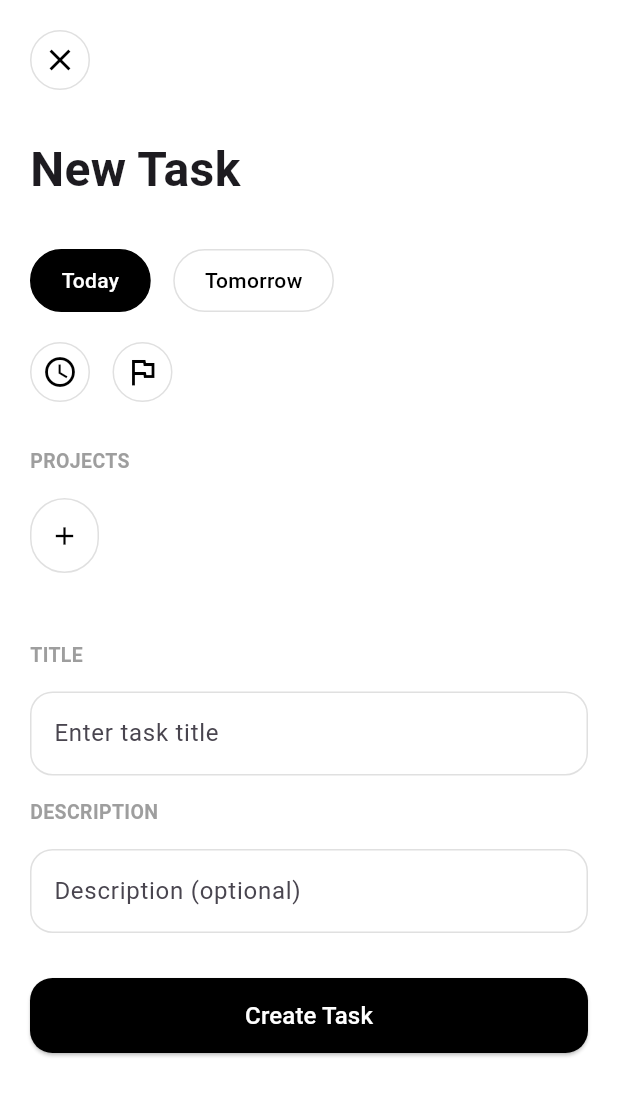
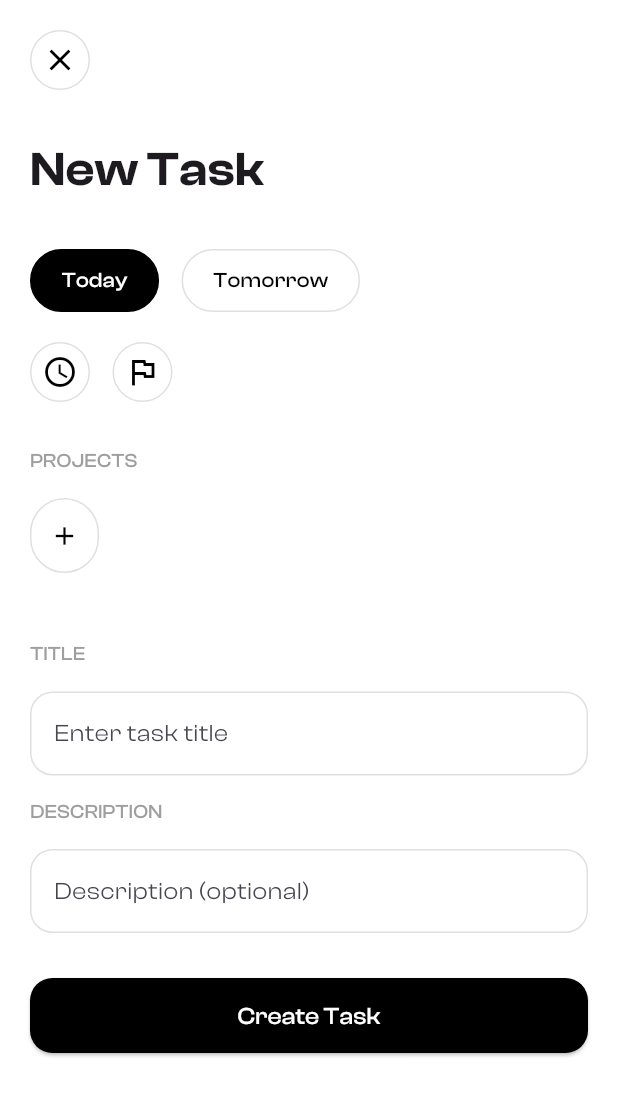
Before and after one commit to smilingmajid/flutodoapp, a Flutter app: the screen it shows after launch, after a tap on the "add" icon, on a phone screen of 412 x 824 dp. Shown: the top 1096 px of the screen. Run offline on Flutter 3.47's test engine with Material 3 defaults, Android fonts, the phone set to English and light mode, and no system bars; our stand-ins replace get, hive, hive_flutter; accounts and stored records are empty.

Commit message:
add clash display font family

```diff
--- a/lib/main.dart
+++ b/lib/main.dart
@@ -21,8 +21,25 @@ class MyApp extends StatelessWidget {
       debugShowCheckedModeBanner: false,
       theme: ThemeData(
         primarySwatch: Colors.blue,
-        fontFamily: 'Roboto',
+        fontFamily: 'ClashDisplay',
         scaffoldBackgroundColor: Colors.grey[100],
+        textTheme: const TextTheme(
+          displayLarge: TextStyle(fontFamily: 'ClashDisplay'),
+          displayMedium: TextStyle(fontFamily: 'ClashDisplay'),
+          displaySmall: TextStyle(fontFamily: 'ClashDisplay'),
+          headlineLarge: TextStyle(fontFamily: 'ClashDisplay'),
+          headlineMedium: TextStyle(fontFamily: 'ClashDisplay'),
+          headlineSmall: TextStyle(fontFamily: 'ClashDisplay'),
+          titleLarge: TextStyle(fontFamily: 'ClashDisplay'),
+          titleMedium: TextStyle(fontFamily: 'ClashDisplay'),
+          titleSmall: TextStyle(fontFamily: 'ClashDisplay'),
+          bodyLarge: TextStyle(fontFamily: 'ClashDisplay'),
+          bodyMedium: TextStyle(fontFamily: 'ClashDisplay'),
+          bodySmall: TextStyle(fontFamily: 'ClashDisplay'),
+          labelLarge: TextStyle(fontFamily: 'ClashDisplay'),
+          labelMedium: TextStyle(fontFamily: 'ClashDisplay'),
+          labelSmall: TextStyle(fontFamily: 'ClashDisplay'),
+        ),
       ),
       home: const HomeScreen(),
     );
--- a/lib/views/add_new_screen.dart
+++ b/lib/views/add_new_screen.dart
@@ -38,7 +38,10 @@ class _AddNewTaskScreenState extends State<AddNewTaskScreen> {
                 closeButtonWidget(context),
                 const SizedBox(height: 30),
                 const Text('New Task',
-                    style: TextStyle(fontSize: 32, fontWeight: FontWeight.bold)),
+                    style: TextStyle(
+                        fontSize: 32,
+                        fontWeight: FontWeight.w600,
+                        fontFamily: 'ClashDisplay')),
                 const SizedBox(height: 30),
                 _buildDateSelection(),
                 const SizedBox(height: 20),
@@ -48,11 +51,11 @@ class _AddNewTaskScreenState extends State<AddNewTaskScreen> {
                     style: TextStyle(
                         color: Colors.grey,
                         fontSize: 13,
-                        fontWeight: FontWeight.w600)),
+                        fontWeight: FontWeight.w500,
+                        fontFamily: 'ClashDisplay')),
                 const SizedBox(height: 15),
                 _buildProjectList(projects),
                 const SizedBox(height: 30),
-
                 Obx(
                   () => showprojectController.showProject.value
                       ? _buildTextField('PROJECT', 'Enter project name',
@@ -60,8 +63,7 @@ class _AddNewTaskScreenState extends State<AddNewTaskScreen> {
                       : const SizedBox(),
                 ),
                 const SizedBox(height: 15),
-                _buildTextField(
-                    'TITLE', 'Enter task title', _titleController),
+                _buildTextField('TITLE', 'Enter task title', _titleController),
                 const SizedBox(height: 15),
                 _buildTextField('DESCRIPTION', 'Description (optional)',
                     _descriptionController),
@@ -103,7 +105,8 @@ class _AddNewTaskScreenState extends State<AddNewTaskScreen> {
           label,
           style: TextStyle(
               color: isSelected ? Colors.white : Colors.black,
-              fontWeight: FontWeight.w500),
+              fontWeight: FontWeight.w500,
+              fontFamily: 'ClashDisplay'),
         ),
       ),
     );
@@ -195,9 +198,9 @@ class _AddNewTaskScreenState extends State<AddNewTaskScreen> {
               Text(
                 label,
                 style: const TextStyle(
-                  color: Colors.white,
-                  fontWeight: FontWeight.w500,
-                ),
+                    color: Colors.white,
+                    fontWeight: FontWeight.w500,
+                    fontFamily: 'ClashDisplay'),
               ),
             ],
           ],
@@ -213,7 +216,10 @@ class _AddNewTaskScreenState extends State<AddNewTaskScreen> {
       children: [
         Text(title,
             style: const TextStyle(
-                color: Colors.grey, fontSize: 13, fontWeight: FontWeight.w600)),
+                color: Colors.grey,
+                fontSize: 13,
+                fontWeight: FontWeight.w500,
+                fontFamily: 'ClashDisplay')),
         const SizedBox(height: 15),
         TextField(
           controller: controller,
@@ -249,9 +255,8 @@ class _AddNewTaskScreenState extends State<AddNewTaskScreen> {
               setState(() {});
             }
           } else {
-
-            if (_titleController.text.isNotEmpty && selectedProject.isNotEmpty) {
-
+            if (_titleController.text.isNotEmpty &&
+                selectedProject.isNotEmpty) {
               Navigator.pop(context);
             }
           }
@@ -262,12 +267,13 @@ class _AddNewTaskScreenState extends State<AddNewTaskScreen> {
             borderRadius: BorderRadius.circular(15),
           ),
         ),
-        child:const Text(
-           'Create Task',
-          style:  TextStyle(
+        child: Text(
+          'Create Task',
+          style: TextStyle(
             color: Colors.white,
             fontSize: 16,
             fontWeight: FontWeight.w500,
+            fontFamily: 'ClashDisplay',
           ),
         ),
       ),
--- a/lib/views/home_screen.dart
+++ b/lib/views/home_screen.dart
@@ -39,7 +39,8 @@ class _HomeScreenState extends State<HomeScreen> {
                         'Hello, Michael',
                         style: TextStyle(
                           fontSize: 24,
-                          fontWeight: FontWeight.bold,
+                          fontWeight: FontWeight.w500,
+                          fontFamily: 'ClashDisplay',
                         ),
                       ),
                       const SizedBox(height: 8),
@@ -47,7 +48,8 @@ class _HomeScreenState extends State<HomeScreen> {
                         'Your Projects ($projectCount)',
                         style: const TextStyle(
                           fontSize: 32,
-                          fontWeight: FontWeight.bold,
+                          fontWeight: FontWeight.w600,
+                          fontFamily: 'ClashDisplay',
                         ),
                       ),
                     ],
@@ -69,6 +71,8 @@ class _HomeScreenState extends State<HomeScreen> {
                           style: TextStyle(
                             fontSize: 16,
                             color: Colors.grey,
+                            fontFamily: 'ClashDisplay',
+                            fontWeight: FontWeight.w400,
                           ),
                         ),
                       )
--- a/lib/views/task_screen.dart
+++ b/lib/views/task_screen.dart
@@ -93,7 +93,8 @@ class TaskScreen extends StatelessWidget {
                       style: const TextStyle(
                         color: Colors.white,
                         fontSize: 32,
-                        fontWeight: FontWeight.bold,
+                        fontWeight: FontWeight.w600,
+                        fontFamily: 'ClashDisplay',
                       ),
                     ),
                     const SizedBox(height: 10),
@@ -109,9 +110,10 @@ class TaskScreen extends StatelessWidget {
                         Text(
                           '$taskCount tasks',
                           style: TextStyle(
-                            // ignore: deprecated_member_use
                             color: Colors.white.withOpacity(0.8),
                             fontSize: 16,
+                            fontFamily: 'ClashDisplay',
+                            fontWeight: FontWeight.w400,
                           ),
                         ),
                       ],
@@ -153,7 +155,8 @@ class TaskScreen extends StatelessWidget {
                                 style: TextStyle(
                                   color: Colors.grey[600],
                                   fontSize: 13,
-                                  fontWeight: FontWeight.w600,
+                                  fontWeight: FontWeight.w500,
+                                  fontFamily: 'ClashDisplay',
                                 ),
                               ),
                               const SizedBox(width: 5),
@@ -231,6 +234,8 @@ class TaskScreen extends StatelessWidget {
               fontSize: 16,
               color: isCompleted ? Colors.grey[400] : Colors.black,
               decoration: isCompleted ? TextDecoration.lineThrough : null,
+              fontFamily: 'ClashDisplay',
+              fontWeight: FontWeight.w400,
             ),
           ),
         ],
--- a/lib/widgets/project_card_widget.dart
+++ b/lib/widgets/project_card_widget.dart
@@ -58,7 +58,7 @@ class ProjectCardWidget extends StatelessWidget {
                         style: const TextStyle(
                           color: Colors.white,
                           fontSize: 24,
-                          fontWeight: FontWeight.bold,
+                          fontWeight: FontWeight.normal,
                         ),
                       ),
                       Text(
```
Also changed, not shown: pubspec.yaml (+19 -0 lines), assets/fonts/ClashDisplay-Bold.otf (added), assets/fonts/ClashDisplay-Extralight.otf (added), assets/fonts/ClashDisplay-Light.otf (added), assets/fonts/ClashDisplay-Medium.otf (added), assets/fonts/ClashDisplay-Regular.otf (added), assets/fonts/ClashDisplay-Semibold.otf (added).
